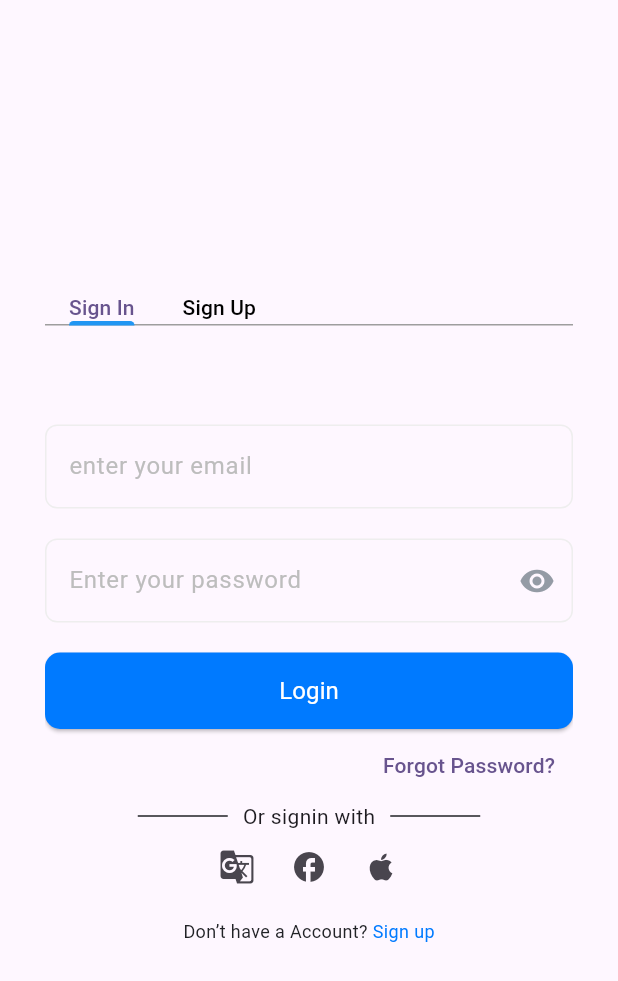
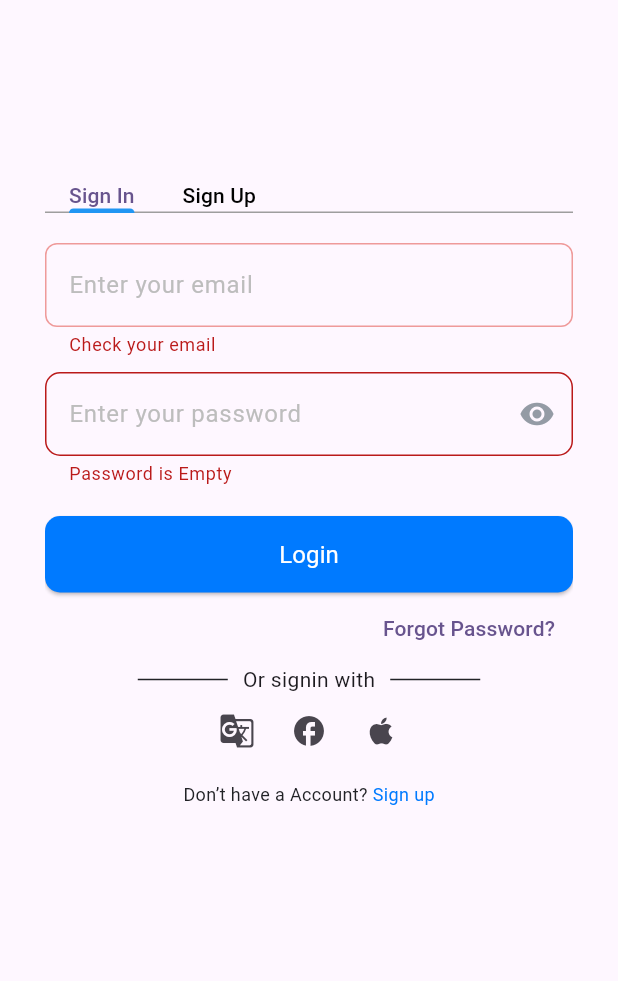
Before and after one commit to pawan-vind/task, a Flutter app: the screen it shows after launch, after a tap on "Login", on a phone screen of 412 x 824 dp. Shown: the top 981 px of the screen. Run offline on Flutter 3.47's test engine with Material 3 defaults, Android fonts, the phone set to English and light mode, and no system bars; our stand-ins replace custom_refresh_indicator, dio, get, hive_flutter; accounts and stored records are empty; network calls fail.

```diff
--- a/lib/constants/testStyling.dart
+++ b/lib/constants/testStyling.dart
@@ -2,27 +2,27 @@ import 'package:flutter/material.dart';
 import 'package:task/constants/colors.dart';
 
 class AppStyling {
-    static TextStyle whiteF16W500 = TextStyle(
+    static TextStyle whiteF16W500 = const TextStyle(
     fontSize: 16,
     color: AppColors.white,
     fontWeight: FontWeight.w400,
   );
-    static TextStyle blackF16W500 = TextStyle(
+    static TextStyle blackF16W500 = const TextStyle(
     fontSize: 16,
     color: AppColors.black,
     fontWeight: FontWeight.w400,
   );
-    static TextStyle blackF12W400 = TextStyle(
+    static TextStyle blackF12W400 = const TextStyle(
     fontSize: 12,
     color: AppColors.black,
     fontWeight: FontWeight.w400,
   );
-    static TextStyle blackF10W400 = TextStyle(
+    static TextStyle blackF10W400 = const TextStyle(
     fontSize: 10,
     color: AppColors.black,
     fontWeight: FontWeight.w400,
   );
-    static TextStyle darkblueF12W400 = TextStyle(
+    static TextStyle darkblueF12W400 = const TextStyle(
     fontSize: 12,
     color: AppColors.darkblue,
     fontWeight: FontWeight.w400,
--- a/lib/model/login_model.dart
+++ b/lib/model/login_model.dart
@@ -1,7 +1,3 @@
-// To parse this JSON data, do
-//
-//     final loginModel = loginModelFromJson(jsonString);
-
 import 'dart:convert';
 
 LoginModel loginModelFromJson(String str) => LoginModel.fromJson(json.decode(str));
--- a/lib/model/register_model.dart
+++ b/lib/model/register_model.dart
@@ -1,7 +1,3 @@
-// To parse this JSON data, do
-//
-//     final registerModel = registerModelFromJson(jsonString);
-
 import 'dart:convert';
 
 RegisterModel registerModelFromJson(String str) => RegisterModel.fromJson(json.decode(str));
--- a/lib/model/user_list_model.dart
+++ b/lib/model/user_list_model.dart
@@ -1,7 +1,3 @@
-// To parse this JSON data, do
-//
-//     final userListModel = userListModelFromJson(jsonString);
-
 import 'dart:convert';
 
 UserListModel userListModelFromJson(String str) => UserListModel.fromJson(json.decode(str));
--- a/lib/retrofit/common/response_common_model.dart
+++ b/lib/retrofit/common/response_common_model.dart
@@ -13,14 +13,12 @@ class ResponseCommonModel {
     this.exceptionMessage,
   });
 
-  /// pass parent json directly here, instead of passing from data
   ResponseCommonModel.fromJson(Map<String, dynamic> json) {
     status = json['status'] ?? false;
     message = json['message'] ?? "";
 
     try {
       if (json['errors'] != null) {
-        // log("Data runtime type ::: " + (jsonDecode(json['data']).runtimeType is Map).toString());
         if (json['errors'].runtimeType == List &&
             (json['errors'] as List).isNotEmpty) {
           if (json['errors'][0]['message'] != null) {
--- a/lib/retrofit/local/local_db.dart
+++ b/lib/retrofit/local/local_db.dart
@@ -1,5 +1,3 @@
-import 'dart:convert';
-
 import 'package:hive_flutter/hive_flutter.dart';
 
 
--- a/lib/routing/router.dart
+++ b/lib/routing/router.dart
@@ -1,7 +1,6 @@
 import 'package:get/get.dart';
 import 'package:task/routing/routes.dart';
 import 'package:task/view/auth/main_auth.dart';
-import 'package:task/view/auth/sign_in/signin.dart';
 import 'package:task/view/home/home_page.dart';
 import 'package:task/view/splash_screen/splash_screen.dart';
 
@@ -12,10 +11,10 @@ final getPage = [
   ),
     GetPage(
     name: Routes.homePage,
-    page: () =>  HomePage(),
+    page: () =>  const HomePage(),
   ),
     GetPage(
     name: Routes.splashScreen,
-    page: () =>  SplashScreen(),
+    page: () =>  const SplashScreen(),
   ),
 ];
--- a/lib/view/auth/main_auth.dart
+++ b/lib/view/auth/main_auth.dart
@@ -27,6 +27,7 @@ class _MainAuthState extends State<MainAuth> with SingleTickerProviderStateMixin
   @override
   Widget build(BuildContext context) {
     return Scaffold(
+             resizeToAvoidBottomInset: false,
       body: Padding(
         padding: const EdgeInsets.symmetric(horizontal: 20.0, vertical: 10.0),
         child: Center(
@@ -36,6 +37,9 @@ class _MainAuthState extends State<MainAuth> with SingleTickerProviderStateMixin
               mainAxisAlignment: MainAxisAlignment.center,
               crossAxisAlignment: CrossAxisAlignment.center,
               children: [
+                const SizedBox(
+                  height: 100
+                ),
                 TabBar(
                    indicatorColor: Colors.blue,
                   dividerColor: Colors.grey,
@@ -52,19 +56,19 @@ class _MainAuthState extends State<MainAuth> with SingleTickerProviderStateMixin
                   controller: tabController,
                   unselectedLabelColor: Colors.black,
                   tabAlignment: TabAlignment.start,
-                  tabs: [
-                    Container(child: Text("Sign In"),),
-                    Container(child: Text("Sign Up"),)
+                  tabs: const [
+                    Text("Sign In"),
+                    Text("Sign Up")
                   ],
                 ),
-                SizedBox(
-                  height: MediaQuery.of(context).size.height * 0.50,
+                Expanded(
+                flex: 5,
                   child: TabBarView(
                     physics: const NeverScrollableScrollPhysics(),
                     controller: tabController,
                     children:  [
                       Signin(),
-                      SignUp()
+                      const SignUp()
                     ],
                   ),
                 ),
--- a/lib/view/auth/sign_in/signin.dart
+++ b/lib/view/auth/sign_in/signin.dart
@@ -3,7 +3,6 @@ import 'package:flutter/material.dart';
 import 'package:get/get.dart';
 import 'package:task/constants/colors.dart';
 import 'package:task/constants/testStyling.dart';
-import 'package:task/routing/routes.dart';
 import 'package:task/view/elements/button.dart';
 
 import '../../../controller/auth/auth_controller.dart';
@@ -19,22 +18,28 @@ class _SigninState extends State<Signin> {
   TextEditingController passwordField = TextEditingController();
   TextEditingController emailController = TextEditingController();
     AuthController authController = Get.put(AuthController());
+      final GlobalKey<FormState> _formKey = GlobalKey<FormState>();
   @override
   Widget build(BuildContext context) {
     return Scaffold(
+
       body: Obx(() {
           return authController.isLoading.value ?
-          Center(child: CircularProgressIndicator(),)
-           : Column(
-            mainAxisAlignment: MainAxisAlignment.end,
+          const Center(child: CircularProgressIndicator(),)
+           : Form(
+            key: _formKey,
+             child: SingleChildScrollView(
+               child: Column(
+                mainAxisAlignment: MainAxisAlignment.start,
                 crossAxisAlignment: CrossAxisAlignment.end,
                 children: [
+                  const SizedBox(height: 20),
                   CustomTextField(
                     controller: emailController,
                     color: Colors.transparent,
-                labelText: "enter your email",
+                    labelText: "Enter your email",
                   ),
-              const SizedBox(height: 20),
+                  const SizedBox(height: 10),
                   PasswordTextField(
                     hintText: "Enter your password",
                     isPasswordfield: true,
@@ -44,9 +49,10 @@ class _SigninState extends State<Signin> {
                   CustomLongButton(
                     name: "Login",
                     ontap: () {
-                  print("object");
+                      if(_formKey.currentState!.validate()){
                authController.loginApi(context, emailController.text, passwordField.text);
-                  // Get.toNamed(Routes.homePage);
+                      }
+
                     },
                   ),
                   TextButton(
@@ -111,6 +117,8 @@ class _SigninState extends State<Signin> {
                     ],
                   )
                 ],
+                         ),
+             ),
            );
         }
       ),
--- a/lib/view/elements/button.dart
+++ b/lib/view/elements/button.dart
@@ -1,10 +1,9 @@
-// ignore_for_file: deprecated_member_use
+
 
 import 'package:flutter/material.dart';
 import 'package:task/constants/colors.dart';
 import 'package:task/constants/testStyling.dart';
 
-// ignore: must_be_immutable
 class CustomLongButton extends StatelessWidget {
   final void Function()? ontap;
   final String name;
--- a/lib/view/elements/password_field.dart
+++ b/lib/view/elements/password_field.dart
@@ -21,7 +21,6 @@ class _PasswordTextFieldState extends State<PasswordTextField> {
   @override
   Widget build(BuildContext context) {
     return TextFormField(
-      // enableInteractiveSelection: true,
       validator: (value) {
         if (value!.isEmpty) {
           return "Password is Empty";
--- a/lib/view/elements/text_field.dart
+++ b/lib/view/elements/text_field.dart
@@ -1,10 +1,8 @@
 import 'package:flutter/material.dart';
 import 'package:flutter/services.dart';
-import 'package:get/get.dart';
 
-// ignore: must_be_immutable
 class CustomTextField extends StatelessWidget {
-  final String? labelText;
+  String? labelText;
   final Widget? prefixIcon;
   final Color? color;
   final bool? isEmailfield;
@@ -34,15 +32,18 @@ class CustomTextField extends StatelessWidget {
       this.isContact = false,
       this.isEnable = true});
 
-
-
-
   @override
   Widget build(BuildContext context) {
     return TextFormField(
       enabled: isEnable,
-      // cursorColor: AppColors.customBlack,
       controller: controller,
+      validator: (input) {
+        if (labelText == "Email" || labelText == "Enter your email") {
+          return input!.isValidEmail() ? null : "Check your email";
+        } else  {
+          return input!.isNotEmpty ? null : "Required";
+        }
+      },
       decoration: InputDecoration(
         fillColor: color,
         filled: true,
@@ -81,3 +82,11 @@ class CustomTextField extends StatelessWidget {
     );
   }
 }
+
+extension EmailValidator on String {
+  bool isValidEmail() {
+    return RegExp(
+            r'^(([^<>()[\]\\.,;:\s@\"]+(\.[^<>()[\]\\.,;:\s@\"]+)*)|(\".+\"))@((\[[0-9]{1,3}\.[0-9]{1,3}\.[0-9]{1,3}\.[0-9]{1,3}\])|(([a-zA-Z\-0-9]+\.)+[a-zA-Z]{2,}))$')
+        .hasMatch(this);
+  }
+}
--- a/lib/view/splash_screen/splash_screen.dart
+++ b/lib/view/splash_screen/splash_screen.dart
@@ -11,25 +11,25 @@ class SplashScreen extends StatefulWidget {
 }
 
 class _SplashScreenState extends State<SplashScreen> {
-
   @override
   void initState() {
     // TODO: implement initState
     super.initState();
-        Future.delayed(
+    Future.delayed(
       const Duration(seconds: 1),
       () {
         if (LocalServices.isUserLoggedIn()) {
           Get.offNamed(Routes.homePage);
         } else {
-           Get.offNamed(Routes.mainAuth);
+          Get.offNamed(Routes.mainAuth);
         }
       },
     );
   }
+
   @override
   Widget build(BuildContext context) {
-    return Scaffold(
+    return const Scaffold(
       body: Center(
         child: CircularProgressIndicator(),
       ),
```
Also changed, not shown: lib/controller/homePage/home_page_controler.dart (+39 -3 lines), lib/retrofit/network/api_services.dart (+4 -3 lines), lib/retrofit/network/dio_client.dart (+0 -7 lines), lib/view/auth/sign_up/signup.dart (+18 -10 lines), lib/view/home/home_page.dart (+84 -27 lines), 6 other files. Lines whose indentation alone changed are shown as unchanged.
